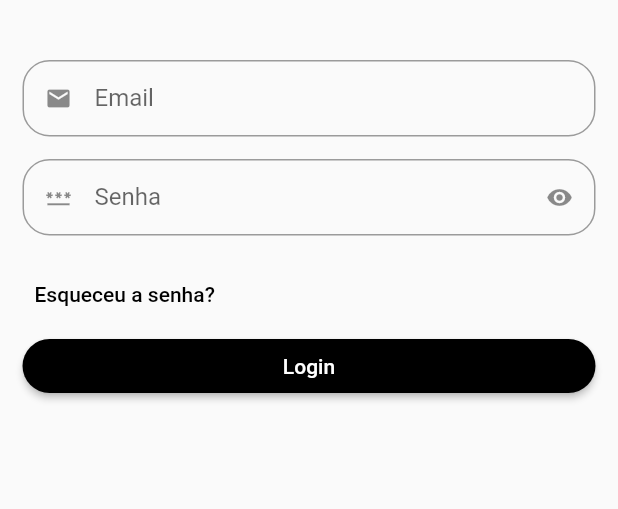
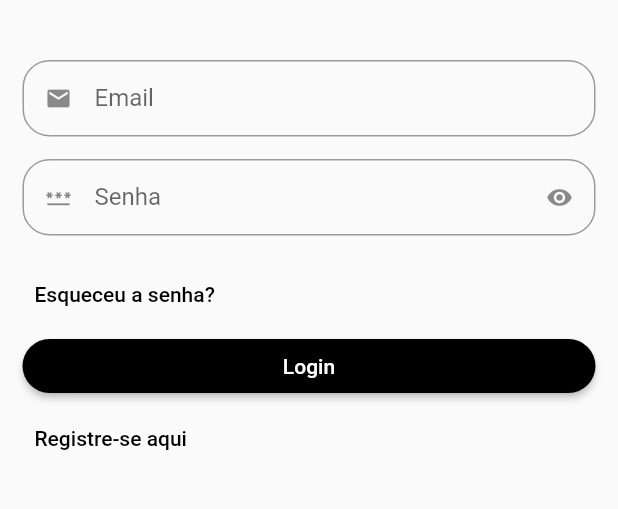
Before and after one commit to LuisSouza03/GasteCerto, a Flutter app: the screen it shows after launch, on a phone screen of 412 x 824 dp, the part 195-704 px from its top. Run offline on Flutter 3.47's test engine with Material 2 defaults, Android fonts, the phone set to English and light mode, and no system bars; our stand-ins replace email_validator, get.

Commit message:
feat: login and register ok

```diff
--- a/front_end/gaste_certo/lib/src/ui/screens/login/widgets/login_form_widget.dart
+++ b/front_end/gaste_certo/lib/src/ui/screens/login/widgets/login_form_widget.dart
@@ -1,4 +1,5 @@
 import 'package:flutter/material.dart';
+import 'package:gaste_certo/src/ui/screens/register/register_screen.dart';
 import 'package:get/get.dart';
 
 import '../../../../business/controllers/register_account_controller.dart';
@@ -64,6 +65,16 @@ class LoginAccountForm extends StatelessWidget {
                 },
               ),
             ),
+            Align(
+              alignment: Alignment.centerLeft,
+              child: TextButton(
+                onPressed: () => Get.to(() => const RegisterAccountScreen()),
+                child: const Text(
+                  "Registre-se aqui",
+                  style: TextStyle(color: Colors.black),
+                ),
+              ),
+            ),
           ],
         ),
       ),
```
Also changed, not shown: front_end/gaste_certo/lib/src/data/repository/auth_user.dart (+21 -8 lines).
